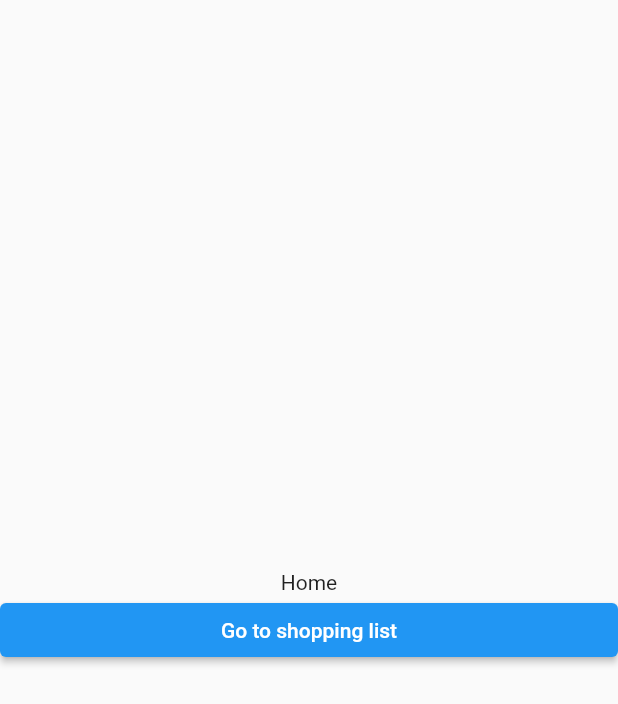
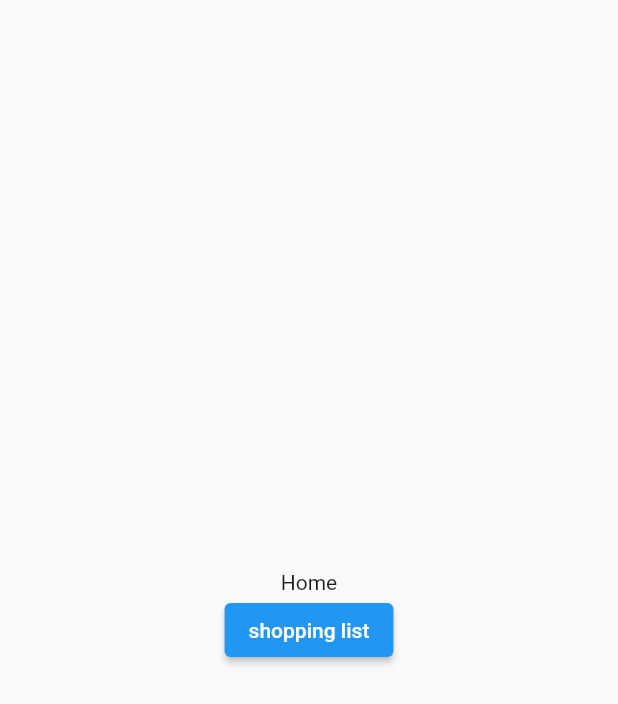
Before and after one commit to BerentM/zakupy-frontend, a Flutter app: the screen it shows after launch, on a phone screen of 412 x 824 dp. Shown: the top 704 px of the screen. Run offline on Flutter 3.47's test engine with Material 2 defaults, Android fonts, the phone set to English and light mode, and no system bars; our stand-ins replace bloc, equatable; generated files the repository leaves out were written again.

Commit message:
feat: basic internalization setup

```diff
--- /dev/null
+++ b/l10n.yaml
@@ -0,0 +1,3 @@
+arb-dir: lib/l10n
+template-arb-file: app_en.arb
+output-localization-file: app_localizations.dart
--- /dev/null
+++ b/lib/l10n/app_pl.arb
@@ -0,0 +1,4 @@
+{
+    "language": "Polski",
+    "shopping_list": "lista zakupów"
+}
--- /dev/null
+++ b/lib/l10n/l10n.dart
@@ -0,0 +1,8 @@
+import 'package:flutter/material.dart';
+
+class L10n {
+  static final all = [
+    const Locale('en'),
+    const Locale('pl'),
+  ];
+}
--- a/lib/main.dart
+++ b/lib/main.dart
@@ -1,6 +1,8 @@
 import 'package:flutter/material.dart';
-
+import 'package:zakupy_frontend/l10n/l10n.dart';
 import 'package:zakupy_frontend/view/router.dart';
+import 'package:flutter_gen/gen_l10n/app_localizations.dart';
+import 'package:flutter_localizations/flutter_localizations.dart';
 
 void main() {
   runApp(App(appRouter: AppRouter()));
@@ -18,6 +20,13 @@
     return MaterialApp(
       debugShowCheckedModeBanner: true,
       onGenerateRoute: appRouter.generateRoute,
+      supportedLocales: L10n.all,
+      localizationsDelegates: [
+        AppLocalizations.delegate,
+        GlobalMaterialLocalizations.delegate,
+        GlobalCupertinoLocalizations.delegate,
+        GlobalWidgetsLocalizations.delegate,
+      ],
     );
   }
 }
--- a/lib/view/home/home.dart
+++ b/lib/view/home/home.dart
@@ -1,7 +1,6 @@
 import 'package:flutter/material.dart';
-import 'package:flutter/src/foundation/key.dart';
-import 'package:flutter/src/widgets/framework.dart';
 import 'package:zakupy_frontend/constants/strings.dart';
+import 'package:flutter_gen/gen_l10n/app_localizations.dart';
 
 class Home extends StatelessWidget {
   const Home({Key? key}) : super(key: key);
@@ -12,9 +11,12 @@
       body: Column(
         children: [
           Text("Home"),
-          ElevatedButton(
+          Center(
+            child: ElevatedButton(
               onPressed: (() => Navigator.pushNamed(context, SHOPPING_LIST)),
-              child: Center(child: Text("Go to shopping list")))
+              child: Text(AppLocalizations.of(context)!.shopping_list),
+            ),
+          )
         ],
         mainAxisAlignment: MainAxisAlignment.center,
       ),
--- a/lib/view/shopping_list/shopping_list.dart
+++ b/lib/view/shopping_list/shopping_list.dart
@@ -1,6 +1,5 @@
 import 'package:flutter/material.dart';
-import 'package:flutter/src/foundation/key.dart';
-import 'package:flutter/src/widgets/framework.dart';
+import 'package:flutter_gen/gen_l10n/app_localizations.dart';
 
 class ShoppingList extends StatelessWidget {
   const ShoppingList({Key? key}) : super(key: key);
@@ -8,6 +7,9 @@
   @override
   Widget build(BuildContext context) {
     return Scaffold(
+      appBar: AppBar(
+        title: Text(AppLocalizations.of(context)!.shopping_list),
+      ),
       body: Center(
         child: Text("Shopping List"),
       ),
```
Also changed, not shown: lib/l10n/app_en.arb (added, +7 -0 lines), pubspec.yaml (+4 -55 lines).
